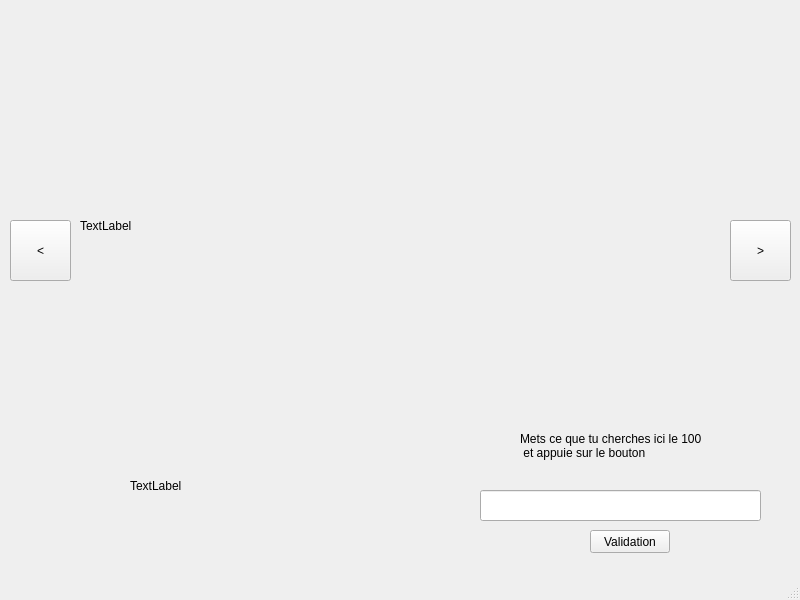
MariusBoucard/Imolation, file main.ui: the form before one commit.
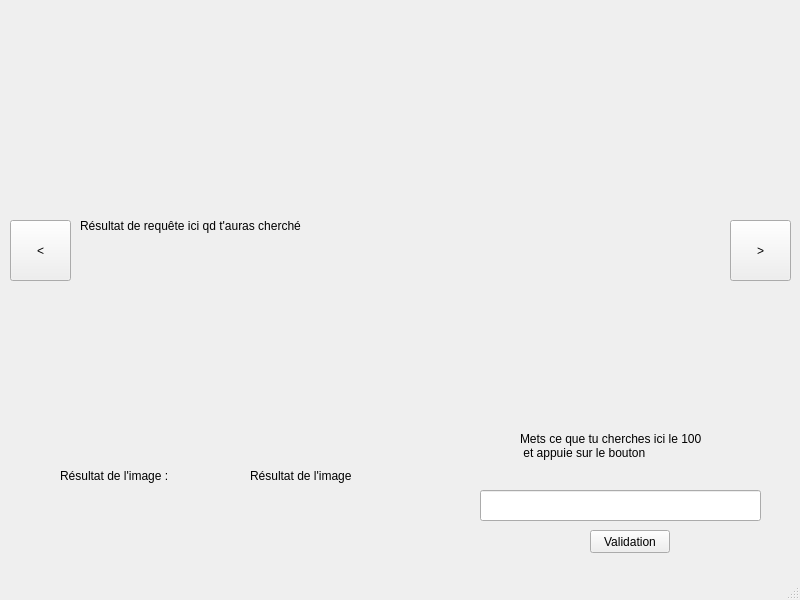
The form after the commit.

```diff
--- a/main.ui
+++ b/main.ui
@@ -24,20 +24,20 @@
      </rect>
     </property>
     <property name="text">
-     <string>TextLabel</string>
+     <string>Résultat de requête ici qd t'auras cherché</string>
     </property>
    </widget>
    <widget class="QLabel" name="Resultat">
     <property name="geometry">
      <rect>
-      <x>130</x>
+      <x>250</x>
       <y>440</y>
       <width>131</width>
-      <height>91</height>
+      <height>71</height>
      </rect>
     </property>
     <property name="text">
-     <string>TextLabel</string>
+     <string>Résultat de l'image</string>
     </property>
    </widget>
    <widget class="QPushButton" name="Droite">
@@ -103,6 +103,19 @@
      <string>Validation</string>
     </property>
    </widget>
+   <widget class="QLabel" name="Resultat_2">
+    <property name="geometry">
+     <rect>
+      <x>60</x>
+      <y>440</y>
+      <width>131</width>
+      <height>71</height>
+     </rect>
+    </property>
+    <property name="text">
+     <string>Résultat de l'image : </string>
+    </property>
+   </widget>
   </widget>
   <widget class="QMenuBar" name="menubar">
    <property name="geometry">
```
